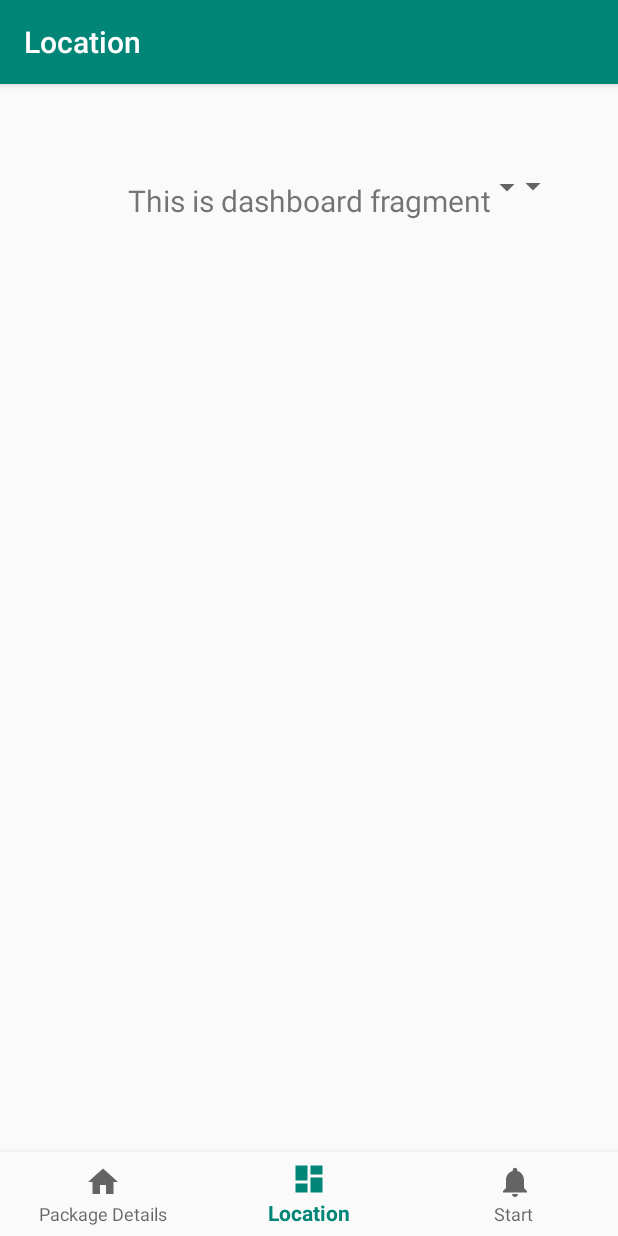
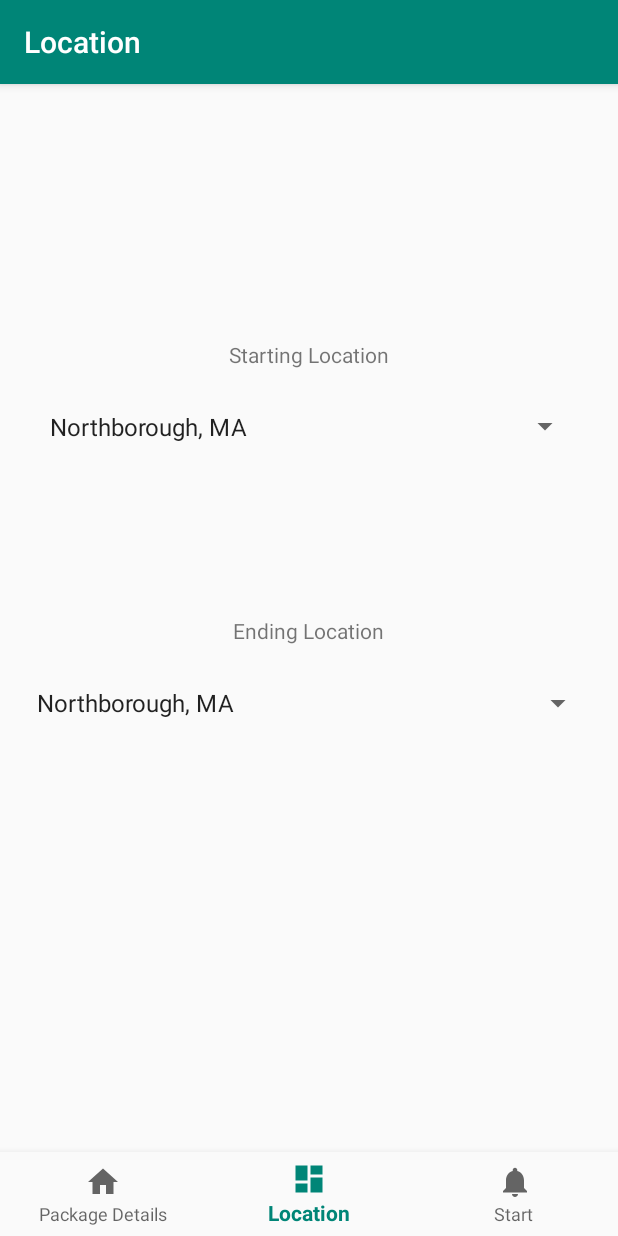
Before and after one commit to Nashluffy/49er-sense-app, an Android app: the DashboardFragment screen opened through its navigation route, on a phone screen of 412 x 824 dp. Run offline under Robolectric (Android 15) with nearby library versions, the phone set to English and light mode, and no system bars; our stand-ins replace navigation-ui.

Commit message:
bulk of assignment 4 completed

```diff
--- a/Assignment4/app/src/main/java/com/example/assignment4/ui/dashboard/DashboardFragment.java
+++ b/Assignment4/app/src/main/java/com/example/assignment4/ui/dashboard/DashboardFragment.java
@@ -23,13 +23,6 @@ public class DashboardFragment extends Fragment {
         dashboardViewModel =
                 ViewModelProviders.of(this).get(DashboardViewModel.class);
         View root = inflater.inflate(R.layout.fragment_dashboard, container, false);
-        final TextView textView = root.findViewById(R.id.text_dashboard);
-        dashboardViewModel.getText().observe(this, new Observer<String>() {
-            @Override
-            public void onChanged(@Nullable String s) {
-                textView.setText(s);
-            }
-        });
         return root;
     }
 }
--- a/Assignment4/app/src/main/java/com/example/assignment4/ui/notifications/NotificationsViewModel.java
+++ b/Assignment4/app/src/main/java/com/example/assignment4/ui/notifications/NotificationsViewModel.java
@@ -13,6 +13,8 @@ public class NotificationsViewModel extends ViewModel {
         mText.setValue("This is notifications fragment");
     }
 
+
+
     public LiveData<String> getText() {
         return mText;
     }
--- a/Assignment4/app/src/main/res/layout/fragment_dashboard.xml
+++ b/Assignment4/app/src/main/res/layout/fragment_dashboard.xml
@@ -5,31 +5,48 @@
     android:layout_width="match_parent"
     android:layout_height="match_parent">
 
-    <TextView
-        android:id="@+id/text_dashboard"
-        android:layout_width="match_parent"
-        android:layout_height="wrap_content"
-        android:layout_marginStart="8dp"
-        android:layout_marginTop="8dp"
-        android:layout_marginEnd="8dp"
-        android:textAlignment="center"
-        android:textSize="20sp"
+    <Spinner
+        android:id="@+id/spinner2"
+        android:layout_width="362dp"
+        android:layout_height="26dp"
+        android:entries="@array/spinnerItems"
+        app:layout_constraintBottom_toTopOf="@+id/spinner3"
         app:layout_constraintEnd_toEndOf="parent"
         app:layout_constraintStart_toStartOf="parent"
         app:layout_constraintTop_toTopOf="parent" />
 
     <Spinner
-        android:id="@+id/spinner2"
-        android:layout_width="362dp"
-        android:layout_height="26dp"
-        tools:layout_editor_absoluteX="24dp"
-        tools:layout_editor_absoluteY="94dp" />
-
-    <Spinner
         android:id="@+id/spinner3"
         android:layout_width="379dp"
         android:layout_height="23dp"
-        tools:layout_editor_absoluteX="16dp"
-        tools:layout_editor_absoluteY="363dp" />
+        android:entries="@array/spinnerItems"
+        app:layout_constraintBottom_toBottomOf="parent"
+        app:layout_constraintEnd_toEndOf="parent"
+        app:layout_constraintStart_toStartOf="parent"
+        app:layout_constraintTop_toTopOf="parent" />
+
+    <TextView
+        android:id="@+id/textView"
+        android:layout_width="wrap_content"
+        android:layout_height="wrap_content"
+        android:text="Starting Location"
+        app:layout_constraintBottom_toTopOf="@+id/spinner2"
+        app:layout_constraintEnd_toEndOf="parent"
+        app:layout_constraintStart_toStartOf="parent"
+        app:layout_constraintTop_toTopOf="parent"
+        app:layout_constraintVertical_bias="0.82" />
+
+    <TextView
+        android:id="@+id/textView2"
+        android:layout_width="wrap_content"
+        android:layout_height="wrap_content"
+        android:layout_marginBottom="11dp"
+        android:text="Ending Location"
+        app:layout_constraintBottom_toTopOf="@+id/spinner3"
+        app:layout_constraintEnd_toEndOf="parent"
+        app:layout_constraintHorizontal_bias="0.498"
+        app:layout_constraintStart_toStartOf="parent"
+        app:layout_constraintTop_toBottomOf="@+id/spinner2"
+        app:layout_constraintVertical_bias="0.88" />
 
 </androidx.constraintlayout.widget.ConstraintLayout>
--- /dev/null
+++ b/Assignment4/app/src/main/res/values/array.xml
@@ -0,0 +1,30 @@
+<resources>
+    <string-array name="spinnerItems">
+        <item>Northborough, MA</item>
+        <item>Edison, NJ</item>
+        <item>Pittsburgh, PA</item>
+        <item>Allentown, PA</item>
+        <item>Martinsburg, WV</item>
+        <item>Charlotte, NC</item>
+        <item>Atlanta, GA</item>
+        <item>Orlando, FL</item>
+        <item>Memphis, TN</item>
+        <item>Grove City, OH</item>
+        <item>Indianapolis, IN</item>
+        <item>Detroit, MI</item>
+        <item>New Berlin, WI</item>
+        <item>Minneapolis, MN</item>
+        <item>St. Louis, MO</item>
+        <item>Kansas, KS</item>
+        <item>Dallas, TX</item>
+        <item>Houston, TX</item>
+        <item>Denver, CO</item>
+        <item>Salt Lake City, UT</item>
+        <item>Phoenix, AZ</item>
+        <item>Los Angeles, CA</item>
+        <item>Chino, CA</item>
+        <item>Sacramento, CA</item>
+        <item>Seattle, WA</item>
+
+    </string-array>
+</resources>
```
Also changed, not shown: Assignment4/app/src/main/java/com/example/assignment4/ui/notifications/NotificationsFragment.java (+9 -6 lines), Assignment4/app/src/main/res/layout/fragment_notifications.xml (+22 -9 lines).
